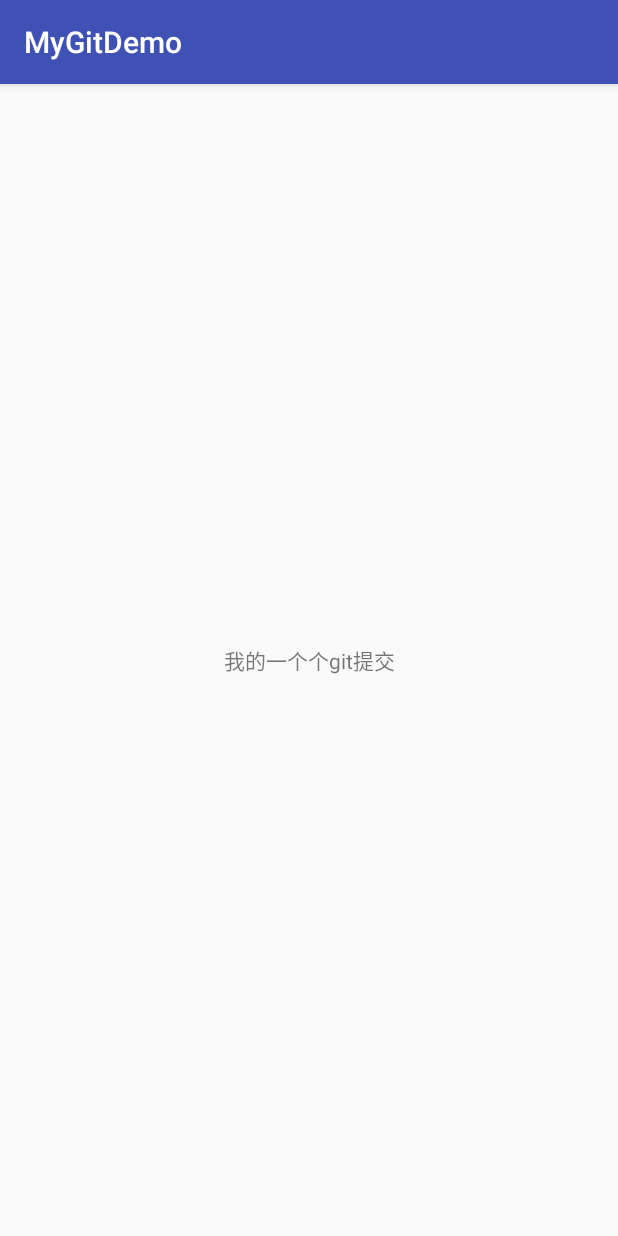
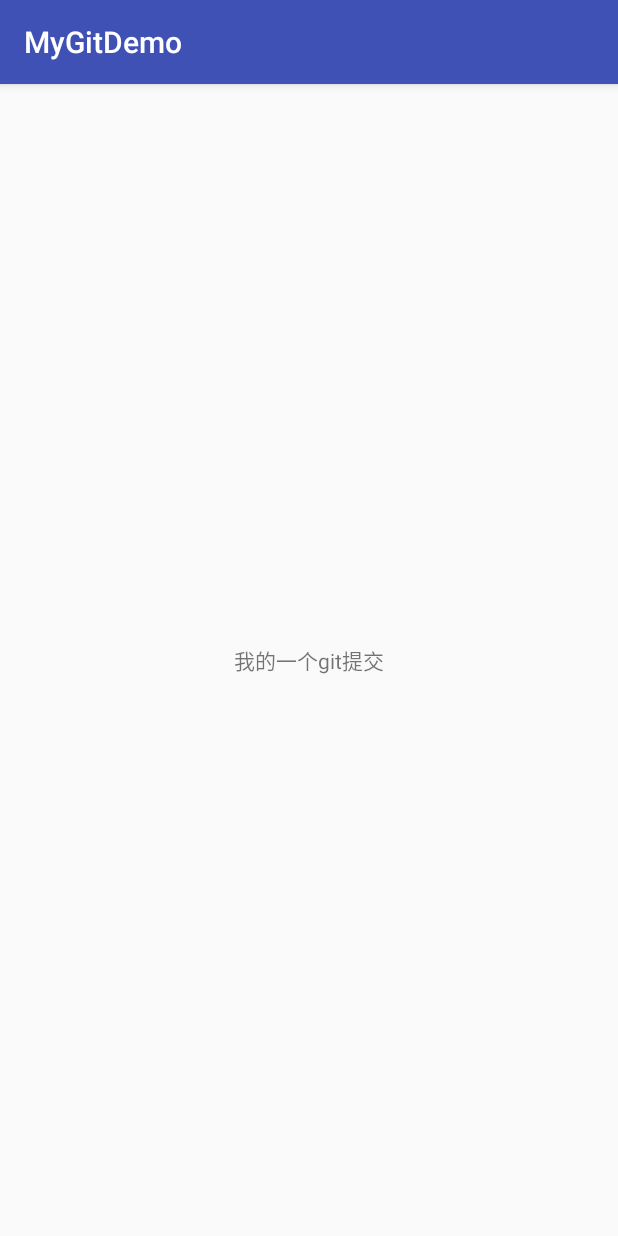
Before and after one commit to fanloveoupao/MyGitDemo, an Android app: the screen it shows after launch (MainActivity), on a phone screen of 412 x 824 dp. Run offline under Robolectric (Android 15) with nearby library versions, the phone set to English and light mode, and no system bars.

Commit message:
textView的封盖

```diff
--- a/app/src/main/res/layout/activity_main.xml
+++ b/app/src/main/res/layout/activity_main.xml
@@ -11,7 +11,7 @@
     <TextView
         android:layout_width="wrap_content"
         android:layout_height="wrap_content"
-        android:text="我的一个个git提交"
+        android:text="我的一个git提交"
         app:layout_constraintBottom_toBottomOf="@+id/activity_main"
         app:layout_constraintLeft_toLeftOf="@+id/activity_main"
         app:layout_constraintRight_toRightOf="@+id/activity_main"
```
